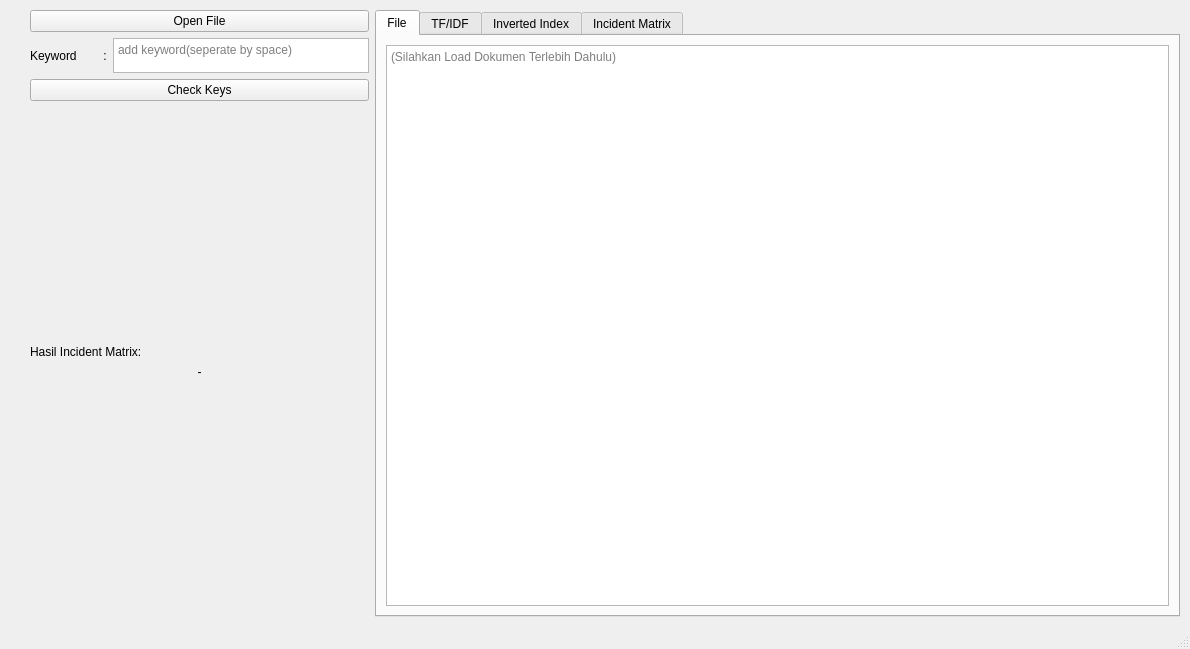
Above: main.ui from andre002wp/STKI-Semester-5 before the change. Below: the same form after it.
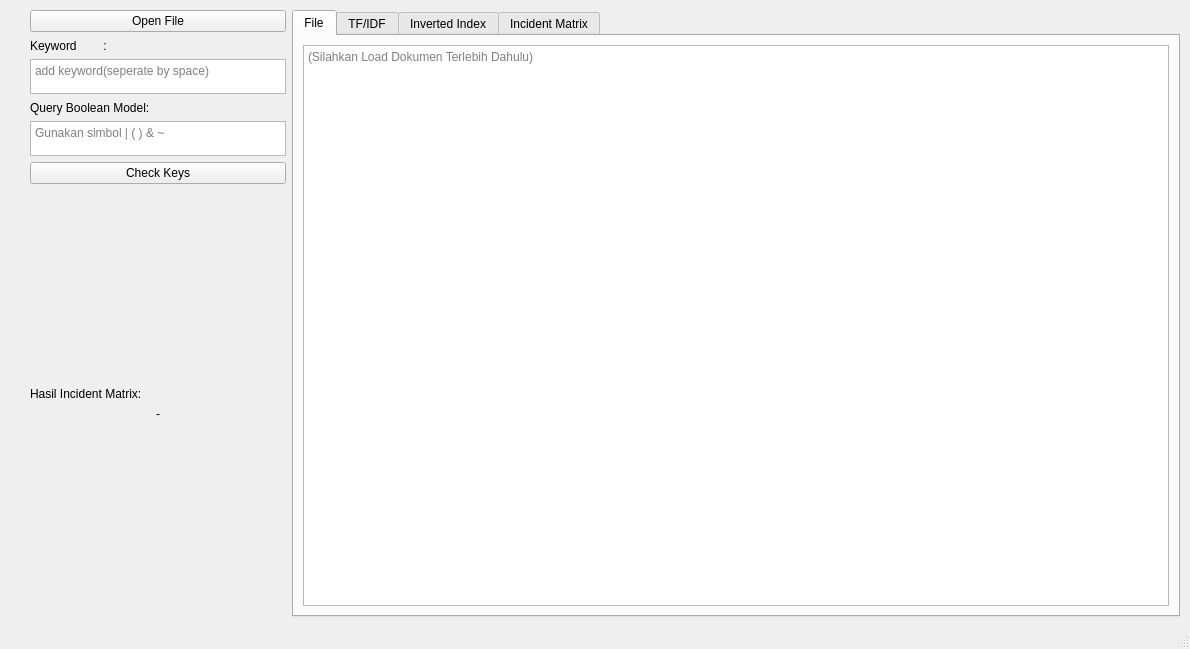
That is the form after the change. The open tabs and pages were chosen to show the change.

Commit message: integrate tf idf and incident matrix

The edit to the form file:
```diff
--- a/main.ui
+++ b/main.ui
@@ -45,15 +45,18 @@
          </widget>
         </item>
         <item>
-         <layout class="QHBoxLayout" name="horizontalLayout_3">
-          <property name="sizeConstraint">
-           <enum>QLayout::SetMinimumSize</enum>
-          </property>
+         <layout class="QVBoxLayout" name="verticalLayout_4">
           <property name="topMargin">
            <number>0</number>
           </property>
           <item>
            <widget class="QLabel" name="label">
+            <property name="maximumSize">
+             <size>
+              <width>16777215</width>
+              <height>15</height>
+             </size>
+            </property>
             <property name="text">
              <string>Keyword        :</string>
             </property>
@@ -80,6 +83,49 @@
           </item>
          </layout>
         </item>
+        <item>
+         <layout class="QVBoxLayout" name="verticalLayout_5">
+          <property name="topMargin">
+           <number>0</number>
+          </property>
+          <item>
+           <widget class="QLabel" name="label_3">
+            <property name="maximumSize">
+             <size>
+              <width>16777215</width>
+              <height>15</height>
+             </size>
+            </property>
+            <property name="text">
+             <string>Query Boolean Model:</string>
+            </property>
+           </widget>
+          </item>
+          <item>
+           <widget class="QTextEdit" name="txt_query">
+            <property name="maximumSize">
+             <size>
+              <width>16777215</width>
+              <height>35</height>
+             </size>
+            </property>
+            <property name="placeholderText">
+             <string>Gunakan simbol | ( ) &amp; ~</string>
+            </property>
+           </widget>
+          </item>
+         </layout>
+        </item>
+        <item>
+         <layout class="QHBoxLayout" name="horizontalLayout_6">
+          <property name="sizeConstraint">
+           <enum>QLayout::SetMinimumSize</enum>
+          </property>
+          <property name="topMargin">
+           <number>0</number>
+          </property>
+         </layout>
+        </item>
         <item>
          <widget class="QPushButton" name="checkKeysbtn">
           <property name="text">
```
Left out of the diff: 4 changed lines with no effect on the pictures. The commit also changes 2 other files.
